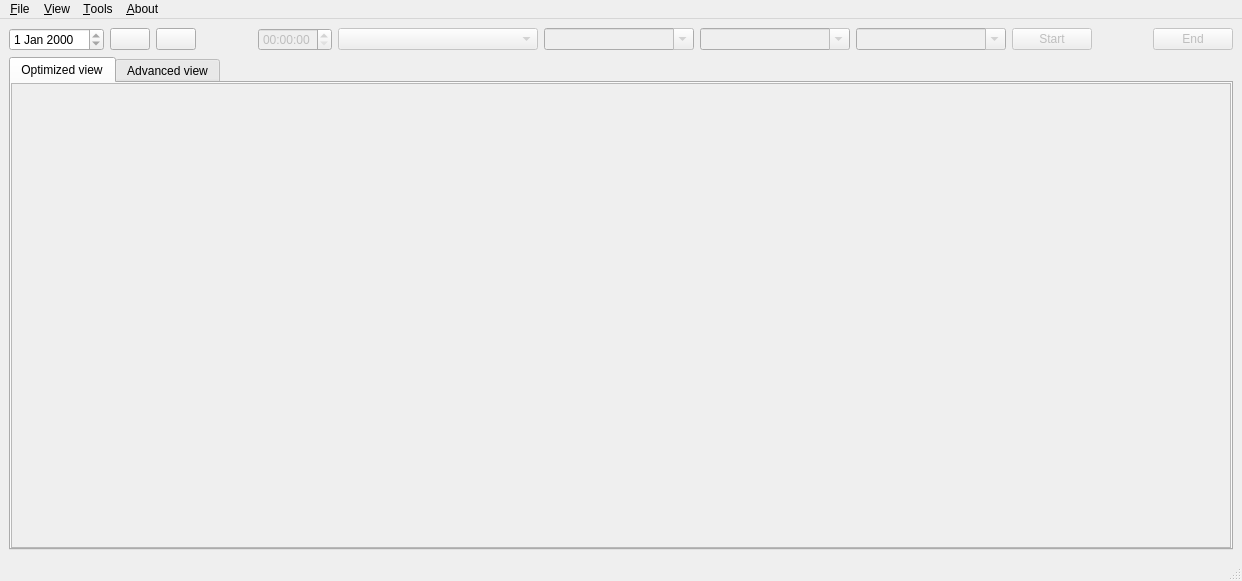
First picture: the form in mainwindow.ui, repository qohelet/QtZeiterfassung, before the edit.
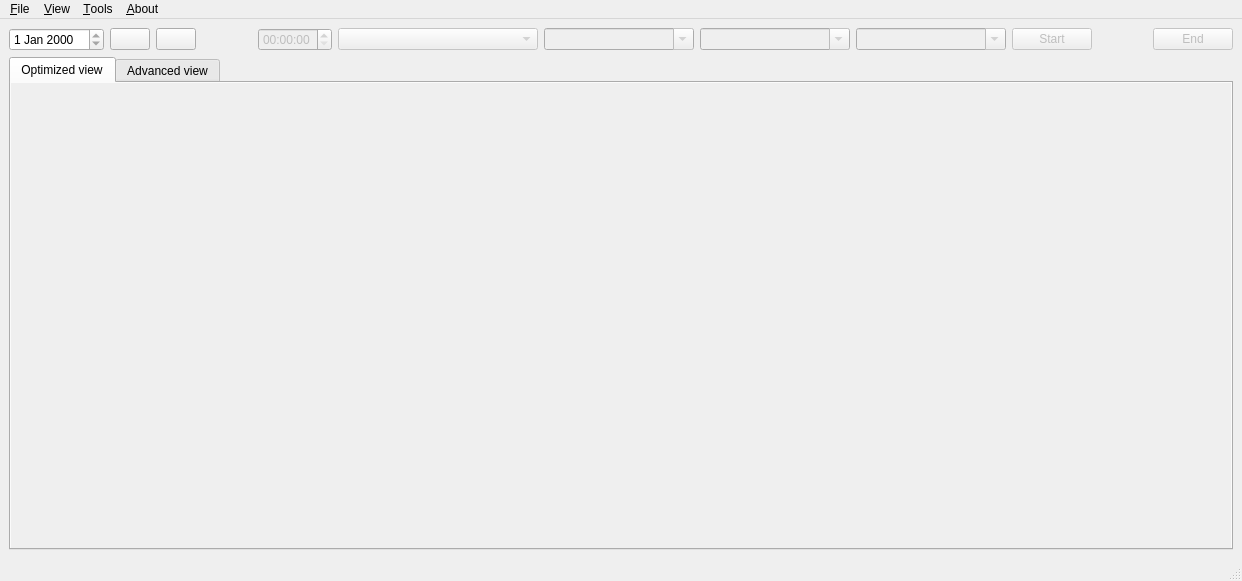
Second picture: the form after the edit. Icons and pictures are not drawn.

Commit message: Strip rendereing bug fixed

What changed in the file:
```diff
--- a/mainwindow.ui
+++ b/mainwindow.ui
@@ -177,6 +177,12 @@
        <number>0</number>
       </property>
       <widget class="QScrollArea" name="scrollArea">
+       <property name="frameShape">
+        <enum>QFrame::NoFrame</enum>
+       </property>
+       <property name="frameShadow">
+        <enum>QFrame::Plain</enum>
+       </property>
        <property name="widgetResizable">
         <bool>true</bool>
        </property>
@@ -188,11 +194,15 @@
          <rect>
           <x>0</x>
           <y>0</y>
-          <width>1218</width>
-          <height>452</height>
+          <width>1220</width>
+          <height>454</height>
          </rect>
         </property>
-        <layout class="QVBoxLayout" name="verticalLayout2"/>
+        <layout class="QVBoxLayout" name="verticalLayout2">
+         <property name="spacing">
+          <number>3</number>
+         </property>
+        </layout>
        </widget>
       </widget>
       <widget class="QSplitter" name="splitter">
```
The commit also changes 1 other file.
